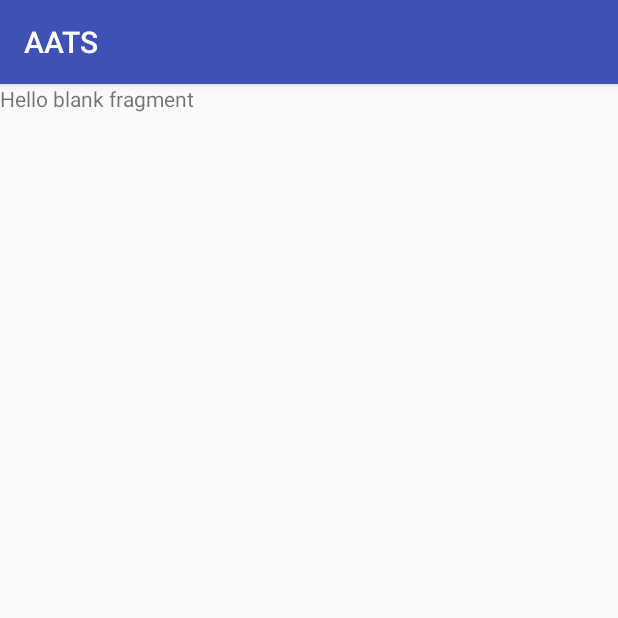
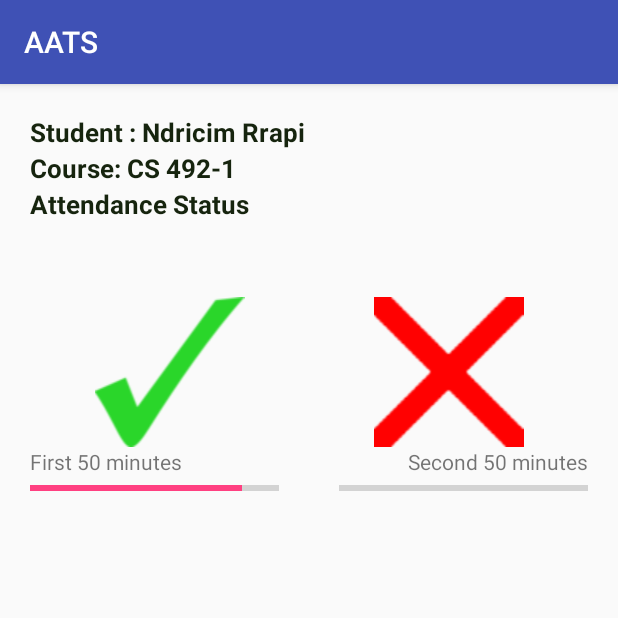
Before and after one commit to argertboja/Automated-Attendance-Taking-System-AATS, an Android app: the fragment StudentCourseViewFragment shown on its own in the app's theme, on a phone screen of 412 x 824 dp, the top half of it. Run offline under Robolectric (Android 15) with nearby library versions, the phone set to English and light mode, and no system bars.

Commit message:
Finished Student View

```diff
--- a/android/app/src/main/java/bilkentcs492/aats/MainActivity.java
+++ b/android/app/src/main/java/bilkentcs492/aats/MainActivity.java
@@ -1,9 +1,7 @@
 package bilkentcs492.aats;
 
 import android.content.Intent;
-import android.graphics.Bitmap;
 import android.os.Bundle;
-import android.provider.MediaStore;
 import android.support.design.widget.FloatingActionButton;
 import android.support.design.widget.NavigationView;
 import android.support.v4.app.FragmentManager;
@@ -15,8 +13,6 @@ import android.support.v7.widget.Toolbar;
 import android.view.Menu;
 import android.view.MenuItem;
 import android.view.View;
-
-import static bilkentcs492.aats.ProfessorCourseViewFragment.GridViewClickListener.REQUEST_IMAGE_CAPTURE;
 
 public class MainActivity extends AppCompatActivity
         implements NavigationView.OnNavigationItemSelectedListener {
@@ -107,8 +103,10 @@ public class MainActivity extends AppCompatActivity
             FragmentManager fragmentManager = getSupportFragmentManager();
             fragmentManager.beginTransaction().replace(R.id.main_fragment, app_info_tab).commit();
         } else if (id == R.id.nav_settings) {
-            Intent open_app_info = new Intent(MainActivity.this, Information.class);
-            startActivity(open_app_info);
+            setTitle("Student Info");
+            StudentCourseViewFragment student_info_tab = new StudentCourseViewFragment();
+            FragmentManager fragmentManager = getSupportFragmentManager();
+            fragmentManager.beginTransaction().replace(R.id.main_fragment, student_info_tab).commit();
         }
 
         DrawerLayout drawer = (DrawerLayout) findViewById(R.id.drawer_layout);
--- a/android/app/src/main/java/bilkentcs492/aats/StudentCourseViewFragment.java
+++ b/android/app/src/main/java/bilkentcs492/aats/StudentCourseViewFragment.java
@@ -1,11 +1,14 @@
 package bilkentcs492.aats;
 
 
+import android.app.AlertDialog;
+import android.content.DialogInterface;
 import android.os.Bundle;
 import android.support.v4.app.Fragment;
 import android.view.LayoutInflater;
 import android.view.View;
 import android.view.ViewGroup;
+import android.widget.ImageView;
 
 
 /**
@@ -24,7 +27,49 @@ public class StudentCourseViewFragment extends Fragment {
     public View onCreateView(LayoutInflater inflater, ViewGroup container,
                              Bundle savedInstanceState) {
         // Inflate the layout for this fragment
-        return inflater.inflate(R.layout.fragment_student_course_view, container, false);
+        final View rootView =  inflater.inflate(R.layout.fragment_student_course_view, container, false);
+
+        ImageView firstStatus = (ImageView) rootView.findViewById(R.id.firstStatus);
+        ImageView secondStatus = (ImageView) rootView.findViewById(R.id.secondStatus);
+
+        firstStatus.setOnClickListener(new View.OnClickListener() {
+            public void onClick(View v) {
+                new AlertDialog.Builder(rootView.getContext())
+                    .setTitle("Info")
+                    .setMessage("You were marked as present for the first hour")
+
+                    .setPositiveButton(R.string.ok, new DialogInterface.OnClickListener() {
+                        public void onClick(DialogInterface dialog, int which) {
+
+                        }
+                    })
+
+                    // A null listener allows the button to dismiss the dialog and take no further action.
+                    .setIcon(android.R.drawable.ic_dialog_info
+                    )
+                    .show();
+            }
+        });
+
+        secondStatus.setOnClickListener(new View.OnClickListener() {
+            public void onClick(View v) {
+                new AlertDialog.Builder(rootView.getContext())
+                        .setTitle("Info")
+                        .setMessage("This hour has not started yet, check status bar below.")
+
+                        .setPositiveButton(R.string.ok, new DialogInterface.OnClickListener() {
+                            public void onClick(DialogInterface dialog, int which) {
+
+                            }
+                        })
+
+                        // A null listener allows the button to dismiss the dialog and take no further action.
+                        .setIcon(android.R.drawable.ic_dialog_info
+                        )
+                        .show();
+            }
+        });
+        return  rootView;
     }
 
 }
--- a/android/app/src/main/java/bilkentcs492/aats/StudentsGridViewAdaptor.java
+++ b/android/app/src/main/java/bilkentcs492/aats/StudentsGridViewAdaptor.java
@@ -61,6 +61,7 @@ public class StudentsGridViewAdaptor extends ArrayAdapter<ImageItem> {
             holder.imageTitle = (TextView) row.findViewById(R.id.student_id_text);
             holder.image = (ImageView) row.findViewById(R.id.student_image);
             holder.presentState = (TextView) row.findViewById(R.id.student_presence);
+//            holder.group = (LinearLayout) row.findViewById(R.id.group_image);
             row.setTag(holder);
 
         } else {
@@ -76,6 +77,7 @@ public class StudentsGridViewAdaptor extends ArrayAdapter<ImageItem> {
         String colorCode = (item.isPresent()) ? "#1CCF09" : "#D6032D";
         holder.presentState.setText(presenceText);
         holder.presentState.setTextColor(Color.parseColor(colorCode));
+//        holder.group.setBackgroundColor(Color.parseColor(colorCode));
         holder.image.setImageBitmap(item.getImage());
 
         lastPosition = position;
@@ -86,6 +88,7 @@ public class StudentsGridViewAdaptor extends ArrayAdapter<ImageItem> {
         TextView imageTitle;
         TextView presentState;
         ImageView image;
+//        LinearLayout group;
     }
 
     /**
--- a/android/app/src/main/res/layout/fragment_student_course_view.xml
+++ b/android/app/src/main/res/layout/fragment_student_course_view.xml
@@ -1,14 +1,114 @@
 <?xml version="1.0" encoding="utf-8"?>
-<FrameLayout xmlns:android="http://schemas.android.com/apk/res/android"
+<LinearLayout xmlns:android="http://schemas.android.com/apk/res/android"
+    xmlns:app="http://schemas.android.com/apk/res-auto"
     xmlns:tools="http://schemas.android.com/tools"
     android:layout_width="match_parent"
     android:layout_height="match_parent"
+    android:orientation="vertical"
+    android:padding="20dp"
     tools:context=".StudentCourseViewFragment">
 
     <!-- TODO: Update blank fragment layout -->
+
     <TextView
         android:layout_width="match_parent"
+        android:layout_height="wrap_content"
+        android:textColor="#16240E"
+        android:textSize="17sp"
+        android:textStyle="bold"
+        android:text="Student : Ndricim Rrapi" />
+
+    <TextView
+        android:id="@+id/textView"
+        android:layout_width="match_parent"
+        android:layout_height="wrap_content"
+        android:textColor="#16240E"
+        android:textSize="17sp"
+        android:textStyle="bold"
+        android:text="Course: CS 492-1" />
+
+    <TextView
+        android:id="@+id/textView3"
+        android:layout_width="match_parent"
+        android:layout_height="wrap_content"
+        android:textColor="#16240E"
+        android:textSize="17sp"
+        android:textStyle="bold"
+        android:text="Attendance Status" />
+
+    <LinearLayout
+        android:layout_width="match_parent"
+        android:layout_height="wrap_content"
+        android:orientation="horizontal">
+
+        <ImageView
+            android:id="@+id/firstStatus"
+            android:layout_width="0dp"
+            android:layout_weight="0.5"
+            android:layout_height="wrap_content"
+            android:layout_marginTop="50dip"
+            android:contextClickable="true"
+            android:src="@drawable/tick" />
+        <ImageView
+            android:id="@+id/secondStatus"
+            android:layout_width="0dp"
+            android:layout_weight="0.5"
+            android:contextClickable="true"
+            android:layout_height="wrap_content"
+            android:layout_marginTop="50dip"
+            android:src="@drawable/x" />
+    </LinearLayout>
+
+    <LinearLayout
+        android:layout_width="match_parent"
+        android:layout_height="wrap_content"
+        android:orientation="horizontal">
+
+        <TextView
+            android:id="@+id/textView4"
+            android:layout_width="wrap_content"
+            android:layout_height="wrap_content"
+
+            android:layout_weight="1"
+            android:text="First 50 minutes" />
+
+        <TextView
+            android:id="@+id/textView5"
+            android:layout_width="wrap_content"
+            android:layout_height="wrap_content"
+            android:gravity="end"
+            android:layout_weight="1"
+            android:text="Second 50 minutes" />
+    </LinearLayout>
+
+    <LinearLayout
+        android:layout_width="match_parent"
         android:layout_height="match_parent"
-        android:text="@string/hello_blank_fragment" />
 
-</FrameLayout>
+        android:orientation="horizontal">
+
+        <ProgressBar
+            android:id="@+id/progressBar2"
+            style="?android:attr/progressBarStyleHorizontal"
+            android:layout_width="0dp"
+            android:layout_weight="0.3"
+            android:layout_height="wrap_content"
+            android:max="100"
+            android:layout_marginEnd="40dip"
+            android:layout_marginRight="40dip"
+            android:progress="85" />
+
+        <ProgressBar
+            android:id="@+id/progressBar3"
+            style="?android:attr/progressBarStyleHorizontal"
+            android:layout_width="0dp"
+            android:layout_weight="0.3"
+
+            android:layout_height="wrap_content"
+            android:max="100"
+            android:progress="0" />
+
+    </LinearLayout>
+
+
+</LinearLayout>
--- a/android/app/src/main/res/layout/grid_item_layout.xml
+++ b/android/app/src/main/res/layout/grid_item_layout.xml
@@ -4,6 +4,7 @@
     xmlns:app="http://schemas.android.com/apk/res-auto"
     android:layout_marginTop="5dp"
     android:orientation="vertical"
+    android:id="@+id/group_image"
     android:background="@drawable/grid_item_corner"
 
 
--- a/android/app/src/main/res/menu/activity_main_drawer.xml
+++ b/android/app/src/main/res/menu/activity_main_drawer.xml
@@ -7,15 +7,15 @@
         <item
             android:id="@+id/nav_courses"
             android:icon="@drawable/ic_menu_courses"
-            android:title="Courses" />
+            android:title="Professor View" />
         <item
             android:id="@+id/nav_info"
             android:icon="@drawable/ic_menu_info_face_recognition"
             android:title="Information" />
         <item
             android:id="@+id/nav_settings"
-            android:icon="@drawable/ic_menu_manage"
-            android:title="Settings" />
+            android:icon="@drawable/ic_menu_courses"
+            android:title="Student info" />
     </group>
 
     <!--<item android:studentID="Communicate">-->
--- a/android/app/src/main/res/values/strings.xml
+++ b/android/app/src/main/res/values/strings.xml
@@ -28,4 +28,5 @@
     <string name="search_student_id_text">Search Student ID</string>
     <string name="absent">Absent</string>
     <string name="present">Present</string>
+    <string name="ok">OKAY</string>
 </resources>
```
